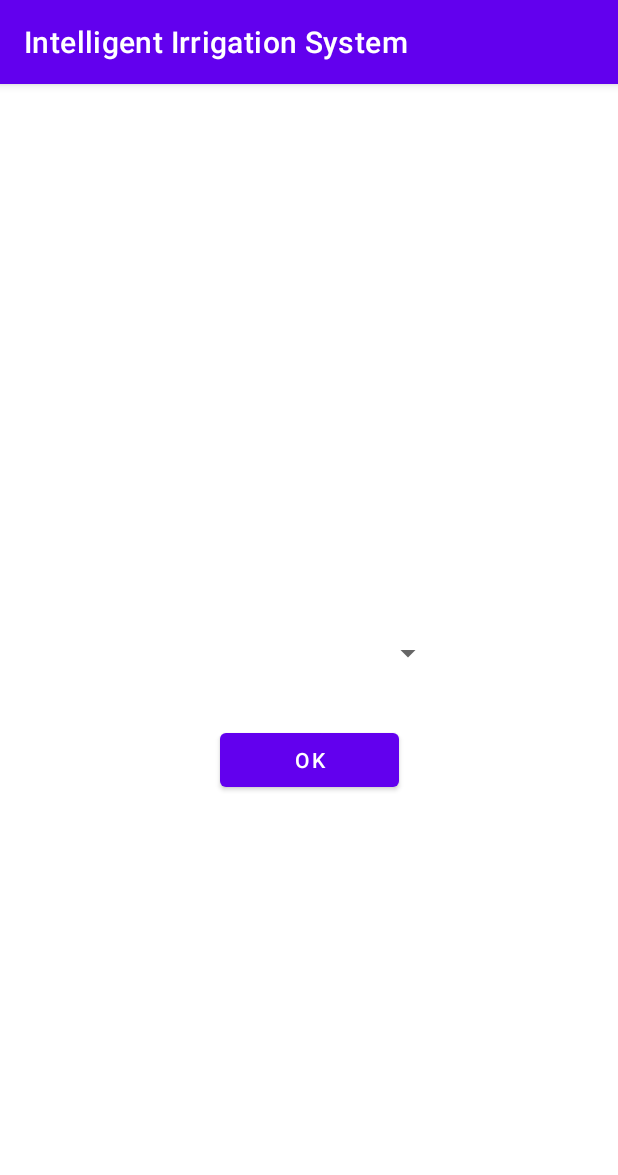
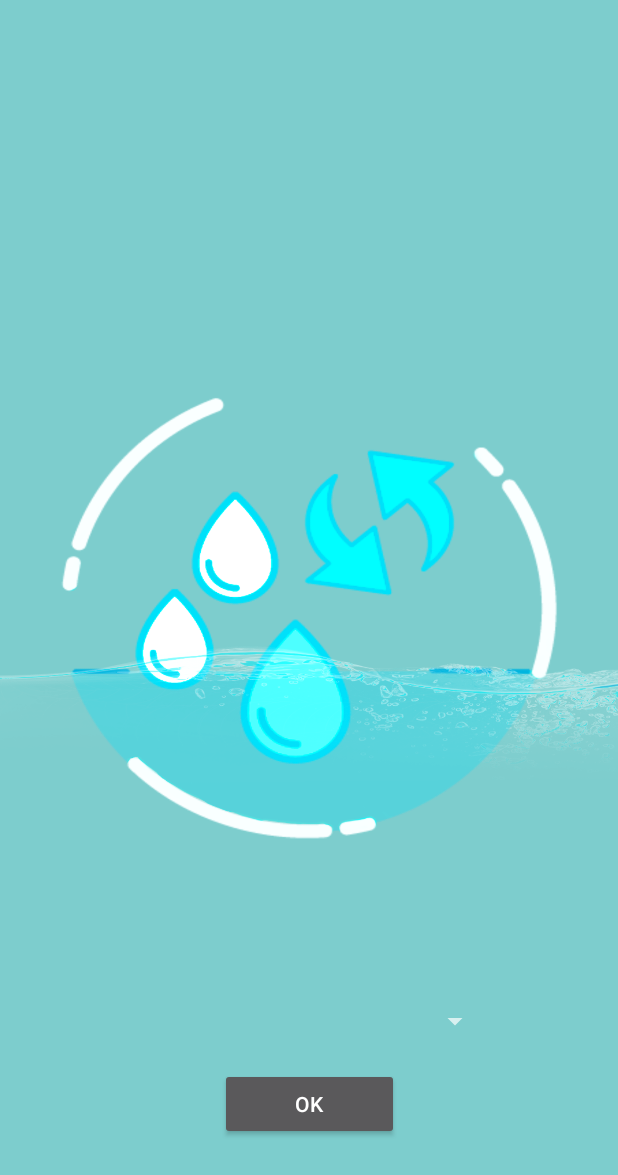
Before and after one commit to CatalinVanciu/Intelligent-Irrigation-System, an Android app: the screen it shows after launch (MainActivity), on a phone screen of 412 x 824 dp. Shown: the top 1175 px of the screen. Run offline under Robolectric (Android 15) with nearby library versions, the phone set to English and light mode, and no system bars; our stand-ins replace Firebase (no records; nobody signed in at launch, a user with empty details on screens opened directly).

Commit message:
some updates

```diff
--- a/app/build.gradle
+++ b/app/build.gradle
@@ -1,5 +1,6 @@
 plugins {
     id 'com.android.application'
+    id 'com.google.gms.google-services'
 }
 
 android {
@@ -32,6 +33,7 @@ dependencies {
     implementation 'androidx.appcompat:appcompat:1.4.1'
     implementation 'com.google.android.material:material:1.5.0'
     implementation 'androidx.constraintlayout:constraintlayout:2.1.3'
+    implementation 'com.google.firebase:firebase-database:20.0.4'
     testImplementation 'junit:junit:4.13.2'
     androidTestImplementation 'androidx.test.ext:junit:1.1.3'
     androidTestImplementation 'androidx.test.espresso:espresso-core:3.4.0'
--- a/app/src/main/AndroidManifest.xml
+++ b/app/src/main/AndroidManifest.xml
@@ -5,10 +5,9 @@
     <application
         android:allowBackup="true"
         android:icon="@drawable/icon"
-        android:label="@string/app_name"
         android:roundIcon="@mipmap/ic_launcher_round"
         android:supportsRtl="true"
-        android:theme="@style/Theme.MyApplication">
+        android:theme="@style/Theme.AppCompat.NoActionBar">
         <activity
             android:name=".ManualWatering"
             android:exported="true" />
--- a/app/src/main/java/com/example/myapplication/MainActivity.java
+++ b/app/src/main/java/com/example/myapplication/MainActivity.java
@@ -1,13 +1,29 @@
 package com.example.myapplication;
 
+import androidx.annotation.NonNull;
 import androidx.appcompat.app.AppCompatActivity;
 
 import android.app.AlertDialog;
 import android.content.Intent;
 import android.os.Bundle;
+import android.util.Log;
 import android.widget.Button;
+import android.widget.Spinner;
+
+import com.google.firebase.database.DataSnapshot;
+import com.google.firebase.database.DatabaseError;
+import com.google.firebase.database.DatabaseReference;
+import com.google.firebase.database.FirebaseDatabase;
+import com.google.firebase.database.ValueEventListener;
+
+import java.util.ArrayList;
+import java.util.Map;
 
 public class MainActivity extends AppCompatActivity {
+
+    private Spinner chooseAreaSpinner;
+    private DatabaseReference databaseReference;
+    private ArrayList<Area> areas;
 
     @Override
     protected void onCreate(Bundle savedInstanceState) {
@@ -17,12 +33,57 @@ public class MainActivity extends AppCompatActivity {
         Button okButton = findViewById(R.id.okButton);
         okButton.setOnClickListener(view -> showDialog());
 
+        databaseReference = FirebaseDatabase.getInstance().getReference();
+
+        areas = getAreas();
+
     }
+
+    @NonNull
+    private ArrayList<Area> getAreas() {
+        ArrayList<Area> areas = new ArrayList<>();
+        databaseReference.child("Areas").addListenerForSingleValueEvent(new ValueEventListener() {
+            @Override
+            public void onDataChange(@NonNull DataSnapshot snapshot) {
+
+                if(snapshot.exists()){
+                    Map<String, Object> elements = (Map<String, Object>) snapshot.getValue();
+                    assert elements != null;
+                    for(Map.Entry<String, Object> elem : elements.entrySet()){
+                        Map<String, Double> crops = (Map<String, Double>) elem.getValue();
+                        ArrayList<Crop> cropsToBeAdded = new ArrayList<>();
+                        for(Map.Entry<String, Double> cropElem : crops.entrySet()){
+                            // Log.d("TEST IN FOR: ", String.valueOf(cropElem.getKey() + " " + cropElem.getValue()));
+                            Crop crop = new Crop(cropElem.getKey(), String.valueOf(cropElem.getValue()));
+                            cropsToBeAdded.add(crop);
+                        }
+
+                        Area area = new Area(elem.getKey(), cropsToBeAdded);
+
+                        Log.d("TEST", String.valueOf(area));
+
+                        areas.add(area);
+                    }
+                }
+
+            }
+
+            @Override
+            public void onCancelled(@NonNull DatabaseError error) {
+
+            }
+        });
+
+        return areas;
+    }
+
 
     private void openActivity() {
         Intent intent = new Intent(this, GeneralView.class);
         startActivity(intent);
     }
+
+
 
     private void showDialog(){
         AlertDialog.Builder builder;
--- a/app/src/main/res/layout/activity_main.xml
+++ b/app/src/main/res/layout/activity_main.xml
@@ -4,27 +4,31 @@
     xmlns:tools="http://schemas.android.com/tools"
     android:layout_width="match_parent"
     android:layout_height="match_parent"
+    android:background="@drawable/background"
     tools:context=".MainActivity">
 
     <Spinner
-        android:layout_width="180dp"
-        android:layout_height="0dp"
+        android:id="@+id/chooseAreaSpinner"
+        android:layout_width="244dp"
+        android:layout_height="35dp"
         android:layout_marginTop="345dp"
         android:layout_marginBottom="13dp"
-        android:hint="Choose crop"
+        android:tag="Choose area"
         app:layout_constraintBottom_toTopOf="@+id/okButton"
         app:layout_constraintEnd_toEndOf="parent"
+        app:layout_constraintHorizontal_bias="0.497"
         app:layout_constraintStart_toStartOf="parent"
-        app:layout_constraintTop_toTopOf="parent" />
+        app:layout_constraintTop_toTopOf="parent"
+        app:layout_constraintVertical_bias="1.0" />
 
     <Button
         android:id="@+id/okButton"
         android:layout_width="119dp"
         android:layout_height="0dp"
-        android:layout_marginBottom="293dp"
+        android:layout_marginBottom="64dp"
         android:text="OK"
         app:layout_constraintBottom_toBottomOf="parent"
         app:layout_constraintEnd_toEndOf="parent"
-        app:layout_constraintStart_toStartOf="parent"/>
+        app:layout_constraintStart_toStartOf="parent" />
 
 </androidx.constraintlayout.widget.ConstraintLayout>
--- a/app/src/main/res/values/styles.xml
+++ b/app/src/main/res/values/styles.xml
@@ -3,7 +3,7 @@
         <item name="colorAccent">@color/DodgerBlue</item>
     </style>
 
-    <style name="AppTheme" parent="Theme.AppCompat.Light.DarkActionBar">
+    <style name="AppTheme" parent="Theme.AppCompat.Light.NoActionBar">
         <!-- Customize your theme here. -->
         <item name="colorPrimary">@color/design_default_color_primary</item>
         <item name="colorPrimaryDark">@color/design_default_color_primary_dark</item>
```
Also changed, not shown: app/src/main/java/com/example/myapplication/Area.java (added, +38 -0 lines), app/src/main/java/com/example/myapplication/Crop.java (+16 -4 lines), app/src/main/res/layout/activity_general_view.xml (+4 -3 lines), build.gradle (+6 -1 lines), app/src/main/res/drawable-v24/background.png (added), 1 other file.
